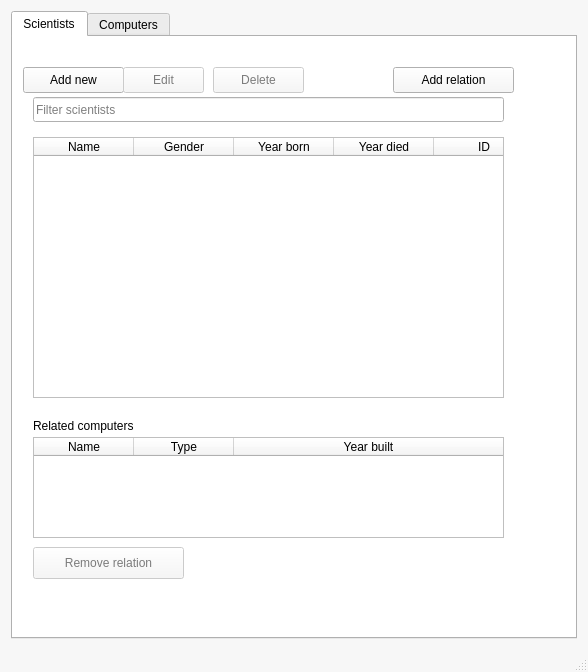
The window that mainwindow.ui (Hopur-50/Verkefni3) describes before a commit, drawn with Qt 5.
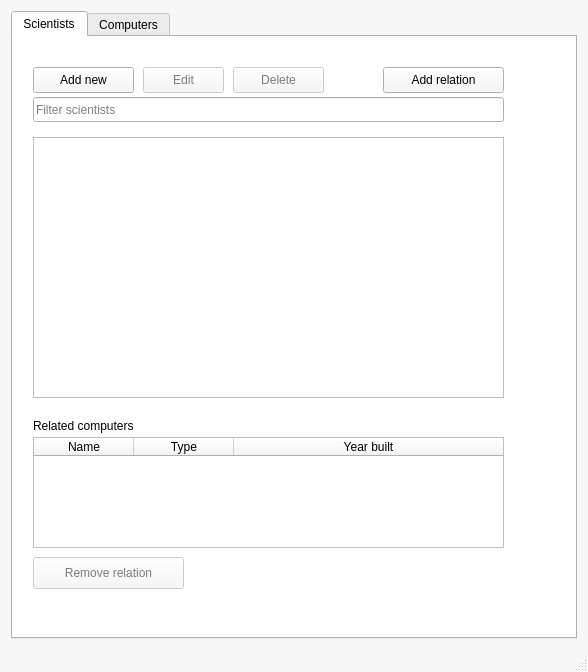
The same window after the commit. The open tabs and pages were chosen to show the change. Icons and pictures are not drawn.

Commit message: mainwindow lagfaering

The edit to the form file:
```diff
--- a/mainwindow.ui
+++ b/mainwindow.ui
@@ -454,7 +454,7 @@
        <widget class="QPushButton" name="addNewScientistButton">
         <property name="geometry">
          <rect>
-          <x>10</x>
+          <x>20</x>
           <y>30</y>
           <width>101</width>
           <height>26</height>
@@ -474,7 +474,7 @@
         </property>
         <property name="geometry">
          <rect>
-          <x>110</x>
+          <x>130</x>
           <y>30</y>
           <width>81</width>
           <height>26</height>
@@ -494,7 +494,7 @@
         </property>
         <property name="geometry">
          <rect>
-          <x>200</x>
+          <x>220</x>
           <y>30</y>
           <width>91</width>
           <height>26</height>
@@ -585,7 +585,7 @@
          <number>0</number>
         </property>
         <attribute name="horizontalHeaderVisible">
-         <bool>true</bool>
+         <bool>false</bool>
         </attribute>
         <attribute name="horizontalHeaderCascadingSectionResizes">
          <bool>true</bool>
@@ -665,7 +665,7 @@
           <x>20</x>
           <y>400</y>
           <width>471</width>
-          <height>101</height>
+          <height>111</height>
          </rect>
         </property>
         <property name="selectionMode">
@@ -708,7 +708,7 @@
        <widget class="QPushButton" name="buttonAddRelationSci">
         <property name="geometry">
          <rect>
-          <x>380</x>
+          <x>370</x>
           <y>30</y>
           <width>121</width>
           <height>26</height>
@@ -729,7 +729,7 @@
         <property name="geometry">
          <rect>
           <x>20</x>
-          <y>510</y>
+          <y>520</y>
           <width>151</width>
           <height>32</height>
          </rect>
```
Left out of the diff: 16 changed lines with no effect on the pictures.
